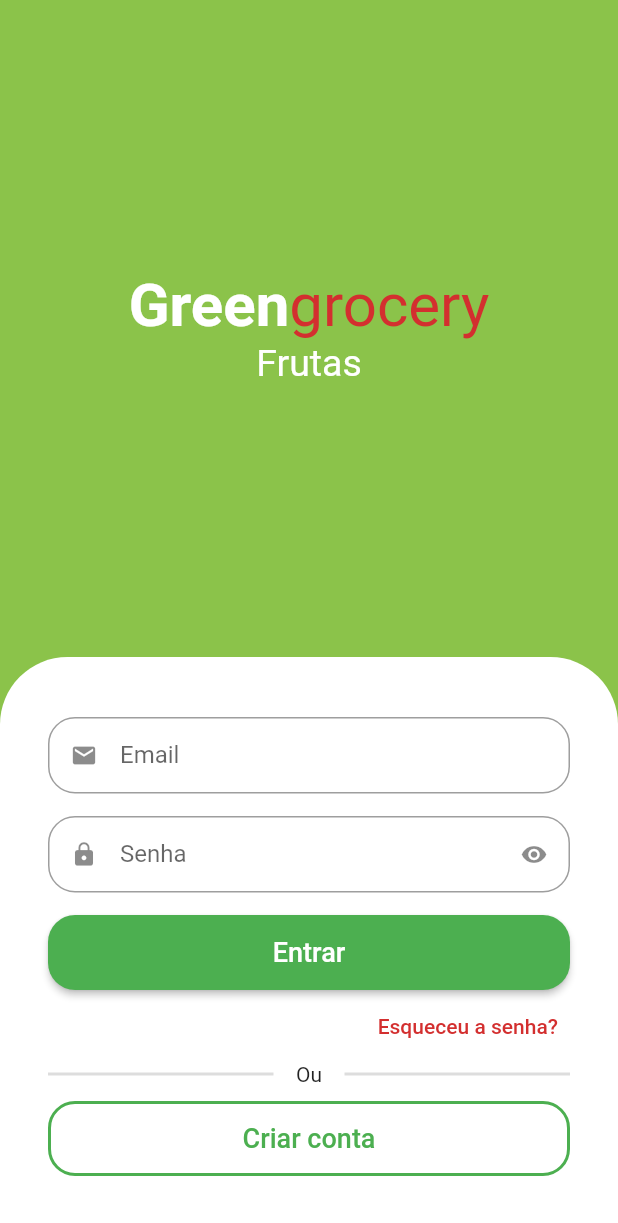
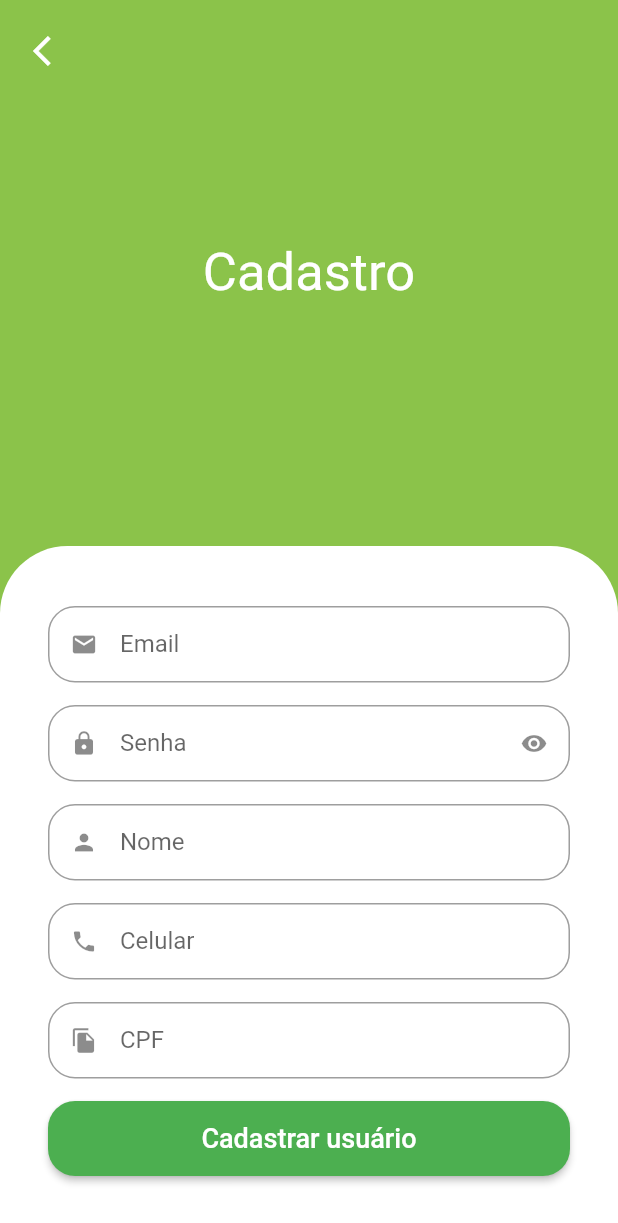
Before and after one commit to gabolweb/greengrocery, a Flutter app: the screen it shows after launch, after a tap on "Criar conta", on a phone screen of 412 x 824 dp. Shown: the top 1223 px of the screen. Run offline on Flutter 3.47's test engine with Material 2 defaults, Android fonts, the phone set to English and light mode, and no system bars; drawn by our look-alikes of animated_text_kit; our stand-ins replace mask_text_input_formatter.

Commit message:
Final sign up page

```diff
--- a/lib/src/auth/sign_in_page.dart
+++ b/lib/src/auth/sign_in_page.dart
@@ -1,5 +1,6 @@
 import 'package:animated_text_kit/animated_text_kit.dart';
 import 'package:flutter/material.dart';
+import 'package:greengrocery/src/auth/sign_up_screen.dart';
 import 'package:greengrocery/src/components/custom_text_field.dart';
 
 import '../config/custom_colors.dart';
@@ -9,8 +10,9 @@ class SignInPage extends StatelessWidget {
 
   @override
   Widget build(BuildContext context) {
-
-    final size = MediaQuery.of(context).size;
+    final size = MediaQuery
+        .of(context)
+        .size;
 
     return Scaffold(
       backgroundColor: CustomColors.customSwatchColor,
@@ -151,7 +153,12 @@ class SignInPage extends StatelessWidget {
                             width: 2,
                             color: Colors.green,
                           )),
-                      onPressed: () {},
+                      onPressed: () {
+                        Navigator.of(context).push(MaterialPageRoute(
+                          builder: (context) {
+                            return SignUpScreen();
+                          },),);
+                      },
                       child: const Text(
                         'Criar conta',
                         style: TextStyle(
--- /dev/null
+++ b/lib/src/auth/sign_up_screen.dart
@@ -0,0 +1,121 @@
+import 'package:flutter/material.dart';
+import 'package:greengrocery/src/components/custom_text_field.dart';
+import 'package:greengrocery/src/config/custom_colors.dart';
+import 'package:mask_text_input_formatter/mask_text_input_formatter.dart';
+
+class SignUpScreen extends StatelessWidget {
+  SignUpScreen({Key? key}) : super(key: key);
+
+  final cpfFormatter = MaskTextInputFormatter(
+    mask: '###.###.###-##',
+    filter: {'#': RegExp(r'[0-9]')},
+  );
+
+  final numberFormatter = MaskTextInputFormatter(
+    mask: '(##)#####-####',
+    filter: {'#': RegExp(r'[0-9]')},
+  );
+
+  @override
+  Widget build(BuildContext context) {
+    final size = MediaQuery.of(context).size;
+
+    return Scaffold(
+      backgroundColor: CustomColors.customSwatchColor,
+      body: SingleChildScrollView(
+        child: SizedBox(
+          height: size.height,
+          width: size.width,
+          child: Stack(
+            children: [
+              Column(
+                children: [
+                  const Expanded(
+                    child: Center(
+                      child: Text(
+                        'Cadastro',
+                        style: TextStyle(
+                          color: Colors.white,
+                          fontSize: 35,
+                        ),
+                      ),
+                    ),
+                  ),
+                  Container(
+                    padding: const EdgeInsets.symmetric(
+                      horizontal: 32,
+                      vertical: 40,
+                    ),
+                    decoration: const BoxDecoration(
+                      color: Colors.white,
+                      borderRadius: BorderRadius.vertical(
+                        top: Radius.circular(45),
+                      ),
+                    ),
+                    child: Column(
+                      crossAxisAlignment: CrossAxisAlignment.stretch,
+                      children: [
+                        const CustomTextField(
+                            icon: Icons.email, label: 'Email'),
+                        const CustomTextField(
+                          icon: Icons.lock,
+                          label: 'Senha',
+                          isSecret: true,
+                        ),
+                        const CustomTextField(
+                            icon: Icons.person, label: 'Nome'),
+                        CustomTextField(
+                          icon: Icons.phone,
+                          label: 'Celular',
+                          inputFormatters: [numberFormatter],
+                          type: TextInputType.number,
+                        ),
+                        CustomTextField(
+                            icon: Icons.file_copy,
+                            label: 'CPF',
+                            inputFormatters: [cpfFormatter],
+                            type: TextInputType.number),
+                        SizedBox(
+                          height: 50,
+                          child: ElevatedButton(
+                            style: ElevatedButton.styleFrom(
+                              shape: RoundedRectangleBorder(
+                                borderRadius: BorderRadius.circular(18),
+                              ),
+                            ),
+                            onPressed: () {},
+                            child: const Text(
+                              'Cadastrar usuário',
+                              style: TextStyle(
+                                fontSize: 18,
+                              ),
+                            ),
+                          ),
+                        )
+                      ],
+                    ),
+                  ),
+                ],
+              ),
+              Positioned(
+                left: 10,
+                top: 10,
+                child: SafeArea(
+                  child: IconButton(
+                    onPressed: () {
+                      Navigator.of(context).pop();
+                    },
+                    icon: const Icon(
+                      Icons.arrow_back_ios,
+                      color: Colors.white,
+                    ),
+                  ),
+                ),
+              ),
+            ],
+          ),
+        ),
+      ),
+    );
+  }
+}
--- a/lib/src/components/custom_text_field.dart
+++ b/lib/src/components/custom_text_field.dart
@@ -1,15 +1,20 @@
 import 'package:flutter/material.dart';
+import 'package:flutter/services.dart';
 
 class CustomTextField extends StatefulWidget {
   final IconData icon;
   final String label;
   final bool isSecret;
+  final List<TextInputFormatter>? inputFormatters;
+  final TextInputType? type;
 
   const CustomTextField({
     Key? key,
     required this.icon,
     required this.label,
     this.isSecret = false,
+    this.inputFormatters,
+    this.type,
   }) : super(key: key);
 
   @override
@@ -31,6 +36,8 @@ class _CustomTextFieldState extends State<CustomTextField> {
     return Padding(
       padding: const EdgeInsets.only(bottom: 15),
       child: TextFormField(
+        keyboardType: widget.type,
+        inputFormatters: widget.inputFormatters,
         obscureText: isObscure,
         decoration: InputDecoration(
           isDense: true,
--- a/pubspec.yaml
+++ b/pubspec.yaml
@@ -35,6 +35,7 @@ dependencies:
   # Use with the CupertinoIcons class for iOS style icons.
   cupertino_icons: ^1.0.2
   animated_text_kit: ^4.2.1
+  mask_text_input_formatter: ^2.0.0
 
 dev_dependencies:
   flutter_test:
```
Also changed, not shown: pubspec.lock.
